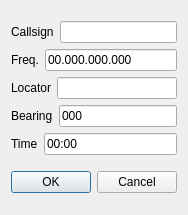
This is mqt/MqtLogger/rigmemdialog.ui in zsteva/backup-minos2 as Qt 5 draws it before an edit. The edited form follows.
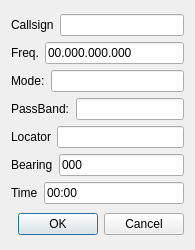
This is the edited form.

Commit message: memory fixes, added mode and passband to tooltips

Diff of the .ui file:
```diff
--- a/mqt/MqtLogger/rigmemdialog.ui
+++ b/mqt/MqtLogger/rigmemdialog.ui
@@ -6,8 +6,8 @@
    <rect>
     <x>0</x>
     <y>0</y>
-    <width>186</width>
-    <height>215</height>
+    <width>195</width>
+    <height>250</height>
    </rect>
   </property>
   <property name="windowTitle">
@@ -58,6 +58,45 @@
        </item>
       </layout>
      </item>
+     <item>
+      <layout class="QHBoxLayout" name="horizontalLayout_6">
+       <item>
+        <widget class="QLabel" name="label_6">
+         <property name="text">
+          <string>Mode:</string>
+         </property>
+        </widget>
+       </item>
+       <item>
+        <widget class="QLineEdit" name="modeLineEdit">
+         <property name="maxLength">
+          <number>4</number>
+         </property>
+        </widget>
+       </item>
+      </layout>
+     </item>
+     <item>
+      <layout class="QHBoxLayout" name="horizontalLayout_7">
+       <item>
+        <widget class="QLabel" name="label_7">
+         <property name="text">
+          <string>PassBand:</string>
+         </property>
+        </widget>
+       </item>
+       <item>
+        <widget class="QLineEdit" name="passBandLineEdit">
+         <property name="inputMask">
+          <string>99999</string>
+         </property>
+         <property name="maxLength">
+          <number>5</number>
+         </property>
+        </widget>
+       </item>
+      </layout>
+     </item>
      <item>
       <layout class="QHBoxLayout" name="horizontalLayout_3">
        <item>
```
The commit also changes 13 other files.
